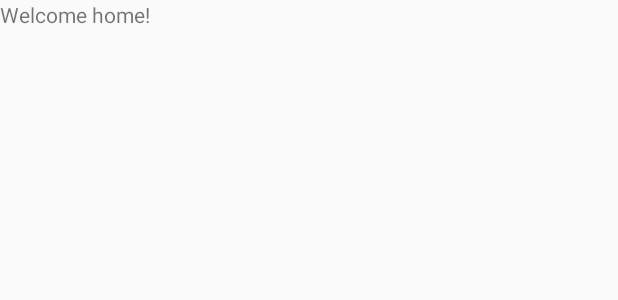
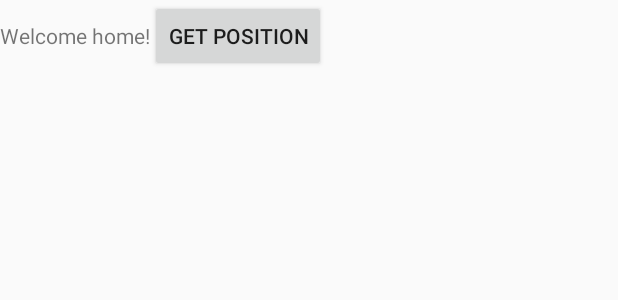
Before and after one commit to FrancescoSaverioZuppichini/Mobile-Computing-Project, an Android app: the layout activity_home.xml on its own in the app's theme, with its tools: preview values and no code run, on a phone screen of 412 x 824 dp. Shown: the top 300 px of the screen. Run offline under Robolectric (Android 15) with nearby library versions, the light colour scheme and no system bars.

Commit message:
geolocalisation workkkksss

```diff
--- a/client/MyApplication/app/build.gradle
+++ b/client/MyApplication/app/build.gradle
@@ -34,5 +34,9 @@ dependencies {
     compile 'com.pranavpandey.android:dynamic-utils:0.6.0'
     compile 'com.google.android.gms:play-services-maps:11.0.0'
     compile 'com.google.android.gms:play-services-location:11.0.0'
+    compile("com.github.hotchemi:permissionsdispatcher:3.0.1") {
+        exclude module: "support-v13"
+    }
+    annotationProcessor "com.github.hotchemi:permissionsdispatcher-processor:3.0.1"
     testCompile 'junit:junit:4.12'
 }
--- a/client/MyApplication/app/src/main/res/layout/activity_home.xml
+++ b/client/MyApplication/app/src/main/res/layout/activity_home.xml
@@ -10,8 +10,13 @@
         android:layout_width="match_parent"
         android:layout_height="match_parent">
         <TextView
-            android:layout_width="match_parent"
+            android:layout_width="wrap_content"
             android:layout_height="wrap_content"
             android:text="Welcome home!"/>
+        <Button
+            android:layout_width="wrap_content"
+            android:layout_height="wrap_content"
+            android:text="GET POSITION"
+            android:id="@+id/position"/>
     </LinearLayout>
 </android.support.constraint.ConstraintLayout>
```
Also changed, not shown: client/MyApplication/app/src/main/java/com/example/vaevictis/myapplication/HomeActivity.java (+17 -3 lines).
